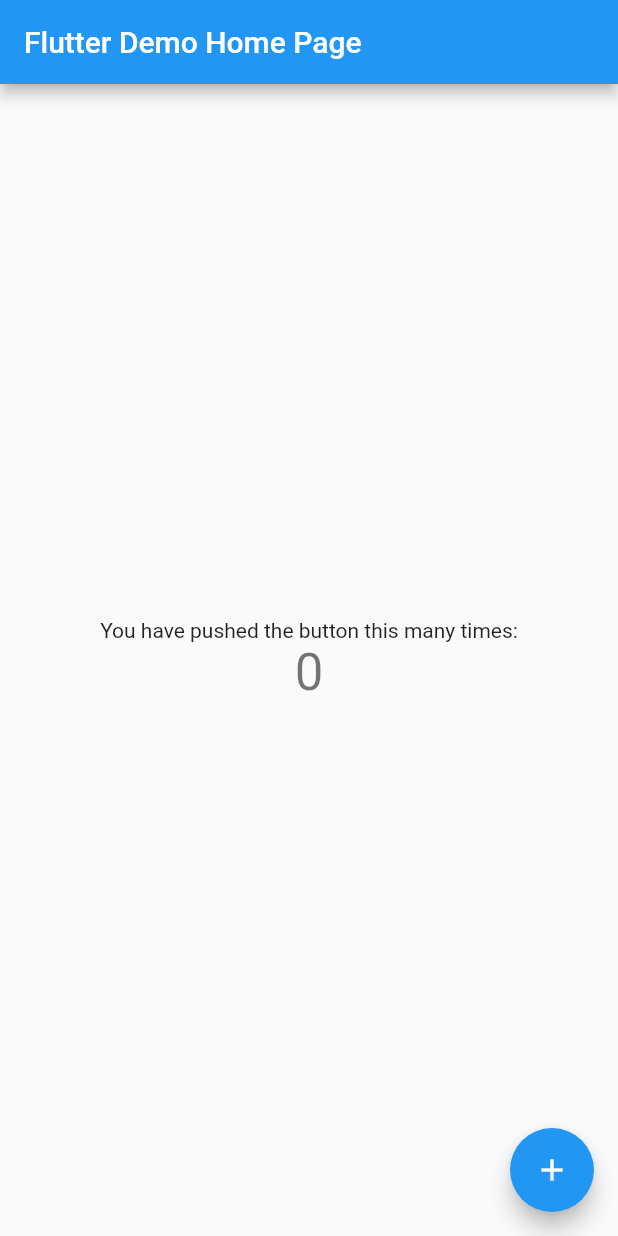
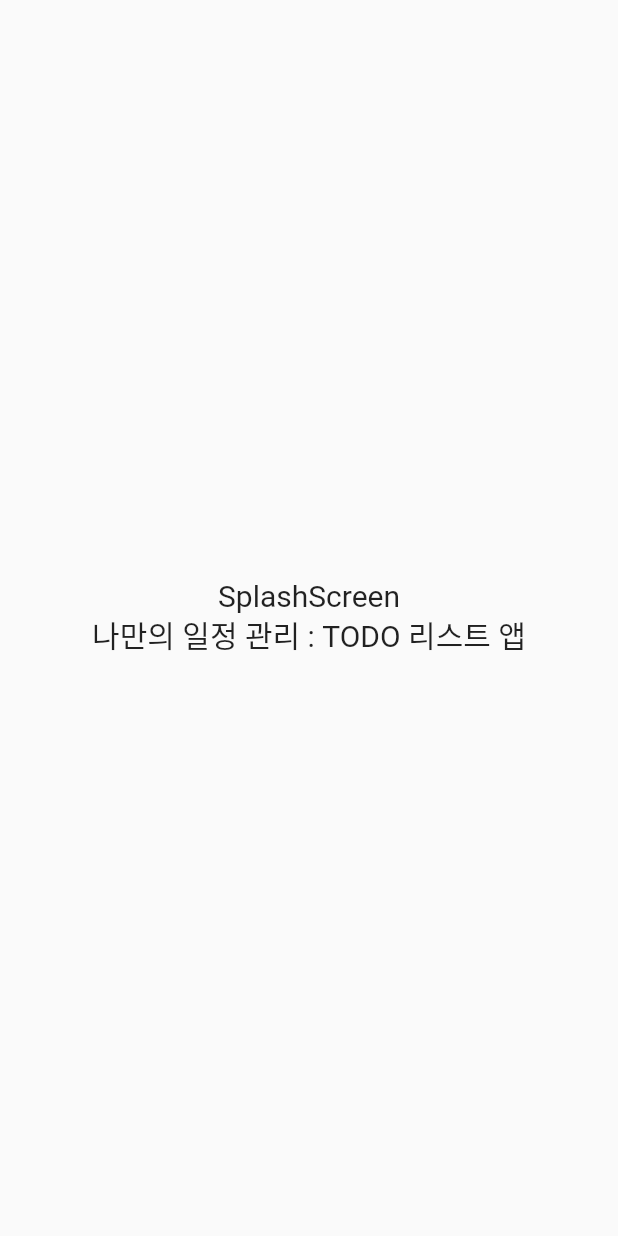
Before and after one commit to PippasSong/flutter_mini_project_1, a Flutter app: the first screen one second after launch, on a phone screen of 412 x 824 dp. Run offline on Flutter 3.47's test engine with Material 2 defaults, Android fonts, the phone set to English and light mode, and no system bars; our stand-ins replace shared_preferences.

```diff
--- a/lib/main.dart
+++ b/lib/main.dart
@@ -1,4 +1,5 @@
 import 'package:flutter/material.dart';
+import 'package:flutter_mini_project_1/screens/splash_screen.dart';
 
 void main() {
   runApp(const MyApp());
@@ -24,92 +25,7 @@
         // is not restarted.
         primarySwatch: Colors.blue,
       ),
-      home: const MyHomePage(title: 'Flutter Demo Home Page'),
+      home: SplashScreen(),
     );
   }
 }
-
-class MyHomePage extends StatefulWidget {
-  const MyHomePage({Key? key, required this.title}) : super(key: key);
-
-  // This widget is the home page of your application. It is stateful, meaning
-  // that it has a State object (defined below) that contains fields that affect
-  // how it looks.
-
-  // This class is the configuration for the state. It holds the values (in this
-  // case the title) provided by the parent (in this case the App widget) and
-  // used by the build method of the State. Fields in a Widget subclass are
-  // always marked "final".
-
-  final String title;
-
-  @override
-  State<MyHomePage> createState() => _MyHomePageState();
-}
-
-class _MyHomePageState extends State<MyHomePage> {
-  int _counter = 0;
-
-  void _incrementCounter() {
-    setState(() {
-      // This call to setState tells the Flutter framework that something has
-      // changed in this State, which causes it to rerun the build method below
-      // so that the display can reflect the updated values. If we changed
-      // _counter without calling setState(), then the build method would not be
-      // called again, and so nothing would appear to happen.
-      _counter++;
-    });
-  }
-
-  @override
-  Widget build(BuildContext context) {
-    // This method is rerun every time setState is called, for instance as done
-    // by the _incrementCounter method above.
-    //
-    // The Flutter framework has been optimized to make rerunning build methods
-    // fast, so that you can just rebuild anything that needs updating rather
-    // than having to individually change instances of widgets.
-    return Scaffold(
-      appBar: AppBar(
-        // Here we take the value from the MyHomePage object that was created by
-        // the App.build method, and use it to set our appbar title.
-        title: Text(widget.title),
-      ),
-      body: Center(
-        // Center is a layout widget. It takes a single child and positions it
-        // in the middle of the parent.
-        child: Column(
-          // Column is also a layout widget. It takes a list of children and
-          // arranges them vertically. By default, it sizes itself to fit its
-          // children horizontally, and tries to be as tall as its parent.
-          //
-          // Invoke "debug painting" (press "p" in the console, choose the
-          // "Toggle Debug Paint" action from the Flutter Inspector in Android
-          // Studio, or the "Toggle Debug Paint" command in Visual Studio Code)
-          // to see the wireframe for each widget.
-          //
-          // Column has various properties to control how it sizes itself and
-          // how it positions its children. Here we use mainAxisAlignment to
-          // center the children vertically; the main axis here is the vertical
-          // axis because Columns are vertical (the cross axis would be
-          // horizontal).
-          mainAxisAlignment: MainAxisAlignment.center,
-          children: <Widget>[
-            const Text(
-              'You have pushed the button this many times:',
-            ),
-            Text(
-              '$_counter',
-              style: Theme.of(context).textTheme.headline4,
-            ),
-          ],
-        ),
-      ),
-      floatingActionButton: FloatingActionButton(
-        onPressed: _incrementCounter,
-        tooltip: 'Increment',
-        child: const Icon(Icons.add),
-      ), // This trailing comma makes auto-formatting nicer for build methods.
-    );
-  }
-}
--- /dev/null
+++ b/lib/screens/splash_screen.dart
@@ -0,0 +1,55 @@
+import "package:flutter/material.dart";
+import 'package:flutter_mini_project_1/screens/list_screen.dart';
+import 'package:flutter_mini_project_1/screens/login_screen.dart';
+import "dart:async";
+import "package:shared_preferences/shared_preferences.dart";
+
+class SplashScreen extends StatefulWidget {
+  @override
+  _SplashScreenState createState() => _SplashScreenState();
+}
+
+class _SplashScreenState extends State<SplashScreen> {
+  @override
+  Widget build(BuildContext context) {
+    return Scaffold(
+      body: Center(
+          child: Column(
+        mainAxisAlignment: MainAxisAlignment.center,
+        children: const [
+          Text("SplashScreen", style: TextStyle(fontSize: 20)),
+          Text("나만의 일정 관리 : TODO 리스트 앱", style: TextStyle(fontSize: 20))
+        ],
+      )),
+    );
+  }
+
+  @override
+  void initState() {
+    super.initState();
+
+    Timer(const Duration(seconds: 2), () {
+      moveScreen();
+    });
+  }
+
+  void moveScreen() async {
+    await checkLogin().then((isLogin) {
+      if (isLogin) {
+        Navigator.of(context).pushReplacement(
+            MaterialPageRoute(builder: (context) => ListScreen()));
+      } else {
+        Navigator.of(context).pushReplacement(
+            MaterialPageRoute(builder: (context) => LoginScreen()));
+      }
+    });
+  }
+
+//비동기 처리의 결과
+  Future<bool> checkLogin() async {
+    SharedPreferences prefs = await SharedPreferences.getInstance();
+    bool isLogin = prefs.getBool("isLogin") ?? false; //처음에는 null
+    print("[*] isLogin : " + isLogin.toString());
+    return isLogin;
+  }
+}
--- a/pubspec.yaml
+++ b/pubspec.yaml
@@ -29,6 +29,7 @@
 dependencies:
   flutter:
     sdk: flutter
+  shared_preferences: ^2.0.6
 
 
   # The following adds the Cupertino Icons font to your application.
```
Also changed, not shown: lib/screens/list_screen.dart (added, +10 -0 lines), lib/screens/login_screen.dart (added, +30 -0 lines), pubspec.lock.
